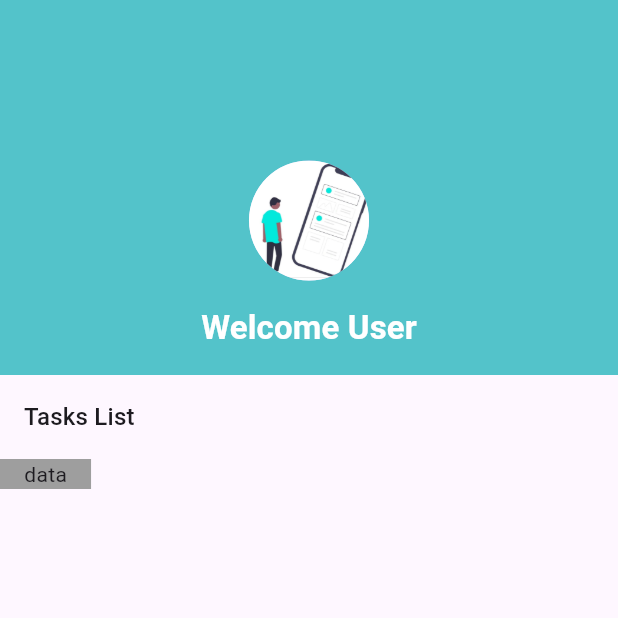
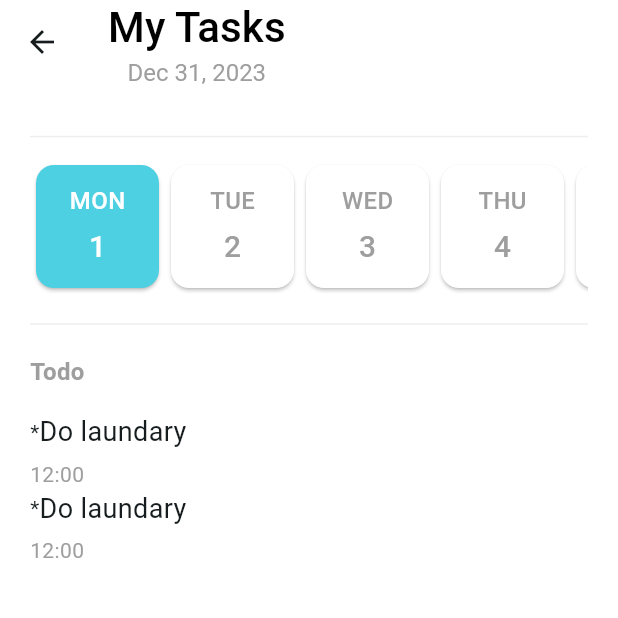
Before and after one commit to myozin-kyaw/flutter, a Flutter app: the screen it shows after launch, after a tap on "Get Started", on a phone screen of 412 x 824 dp, the top half of it. Run offline on Flutter 3.47's test engine with Material 3 defaults, Android fonts, the light colour scheme and no system bars; network calls fail.

Commit message:
ui changes

```diff
--- /dev/null
+++ b/todo_app/lib/global_variables.dart
@@ -0,0 +1,55 @@
+const weekDays = [
+  {
+    "name": "MON",
+    "day": 1,
+    "is_active": true,
+  },
+  {
+    "name": "TUE",
+    "day": 2,
+    "is_active": false,
+  },
+  {
+    "name": "WED",
+    "day": 3,
+    "is_active": false,
+  },
+  {
+    "name": "THU",
+    "day": 4,
+    "is_active": false,
+  },
+  {
+    "name": "FRI",
+    "day": 5,
+    "is_active": false,
+  },
+  {
+    "name": "SAT",
+    "day": 6,
+    "is_active": false,
+  },
+  {
+    "name": "SUN",
+    "day": 7,
+    "is_active": false,
+  },
+];
+
+const todos = [
+  {
+    "name": "Study",
+    "at": "06:00",
+    "priority": "high",
+  },
+  {
+    "name": "Do laundary",
+    "at": "10:00",
+    "priority": "medium",
+  },
+  {
+    "name": "Go to shop",
+    "at": "13:00",
+    "priority": "low",
+  },
+];
--- a/todo_app/lib/main.dart
+++ b/todo_app/lib/main.dart
@@ -15,12 +15,16 @@ class TodoApp extends StatelessWidget {
       theme: ThemeData(
         textTheme: const TextTheme(
           labelLarge: TextStyle(
-            fontSize: 22,
-            fontWeight: FontWeight.bold,
-            color: Colors.white,
+            fontSize: 28,
+            fontWeight: FontWeight.w500,
+            color: Colors.black,
           ),
           titleLarge: TextStyle(
             fontSize: 22,
+            fontWeight: FontWeight.bold,
+          ),
+          titleMedium: TextStyle(
+            fontSize: 18,
             fontWeight: FontWeight.bold,
           ),
           titleSmall: TextStyle(
@@ -31,6 +35,18 @@ class TodoApp extends StatelessWidget {
             fontSize: 16,
           ),
         ),
+        colorScheme: ColorScheme.fromSeed(
+          seedColor: Colors.cyan,
+          primary: Colors.cyan[300],
+        ),
+        checkboxTheme: const CheckboxThemeData(
+          checkColor: MaterialStatePropertyAll(
+            Colors.white,
+          ),
+          fillColor: MaterialStatePropertyAll(
+            Color.fromRGBO(83, 195, 202, 1),
+          ),
+        ),
       ),
       home: const GetStartedPage(),
     );
--- a/todo_app/lib/pages/get_started_page.dart
+++ b/todo_app/lib/pages/get_started_page.dart
@@ -16,9 +16,7 @@ class GetStartedPage extends StatelessWidget {
             mainAxisAlignment: MainAxisAlignment.center,
             children: [
               const Spacer(),
-              Image.asset(
-                'assets/images/todo_get_started.jpeg',
-              ),
+              Image.asset('assets/images/todo_get_started.jpeg'),
               const Spacer(),
               Text(
                 'Gets things done with TODO',
@@ -36,14 +34,14 @@ class GetStartedPage extends StatelessWidget {
                   Navigator.of(context).push(
                     MaterialPageRoute(
                       builder: (context) {
-                        return const ToDoPage();
+                        return const TodoPage();
                       },
                     ),
                   );
                 },
                 style: TextButton.styleFrom(
                   elevation: 4,
-                  backgroundColor: Colors.cyanAccent,
+                  backgroundColor: Theme.of(context).colorScheme.primary,
                   foregroundColor: Colors.white,
                   textStyle: Theme.of(context).textTheme.titleSmall,
                   minimumSize: const Size(double.infinity, 50),
--- a/todo_app/lib/pages/todo_page.dart
+++ b/todo_app/lib/pages/todo_page.dart
@@ -1,58 +1,142 @@
 import 'package:flutter/material.dart';
+import 'package:todo_app/global_variables.dart';
 
-class ToDoPage extends StatelessWidget {
-  const ToDoPage({super.key});
+class TodoPage extends StatelessWidget {
+  const TodoPage({super.key});
 
   @override
   Widget build(BuildContext context) {
     return Scaffold(
-      body: Column(
-        crossAxisAlignment: CrossAxisAlignment.start,
+      appBar: AppBar(
+        backgroundColor: Colors.white,
+        centerTitle: false,
+        title: Column(
           children: [
-          Container(
-            width: double.maxFinite,
-            height: 250,
-            alignment: Alignment.bottomCenter,
-            decoration: const BoxDecoration(
-              color: Color.fromRGBO(83, 195, 202, 1),
+            Text(
+              'My Tasks',
+              style: Theme.of(context).textTheme.labelLarge,
             ),
-            padding: const EdgeInsets.all(16.0),
-            child: Column(
-              mainAxisAlignment: MainAxisAlignment.end,
-              children: [
-                const CircleAvatar(
-                  radius: 40,
-                  backgroundImage:
-                      AssetImage('assets/images/todo_get_started.jpeg'),
+            const Text(
+              'Dec 31, 2023',
+              style: TextStyle(
+                fontSize: 16,
+                fontWeight: FontWeight.normal,
+                color: Colors.grey,
               ),
-                const SizedBox(height: 16.0),
-                Text(
-                  'Welcome User',
-                  style: Theme.of(context).textTheme.labelLarge,
             ),
           ],
         ),
       ),
-          const SizedBox(height: 16.0),
-          Padding(
-            padding: const EdgeInsets.symmetric(horizontal: 16.0),
-            child: Text(
-              'Tasks List',
-              style: Theme.of(context).textTheme.titleMedium,
+      backgroundColor: Colors.white,
+      body: SafeArea(
+        minimum: const EdgeInsets.all(20.0),
+        child: Column(
+          crossAxisAlignment: CrossAxisAlignment.start,
+          children: [
+            Divider(
+              height: 30,
+              thickness: 1,
+              indent: 0,
+              endIndent: 0,
+              color: Colors.grey[200],
+            ),
+            SizedBox(
+              height: 90,
+              child: ListView.builder(
+                itemCount: weekDays.length,
+                scrollDirection: Axis.horizontal,
+                itemBuilder: (context, index) {
+                  return SizedBox(
+                    width: 90,
+                    child: Card(
+                      color: weekDays[index]['is_active'] as bool
+                          ? Theme.of(context).colorScheme.primary
+                          : Colors.white,
+                      elevation: 1,
+                      child: Column(
+                        mainAxisAlignment: MainAxisAlignment.center,
+                        crossAxisAlignment: CrossAxisAlignment.center,
+                        children: [
+                          Text(
+                            weekDays[index]['name'].toString(),
+                            style: TextStyle(
+                              fontSize: 16,
+                              fontWeight: FontWeight.w500,
+                              color: weekDays[index]['is_active'] as bool
+                                  ? Colors.white
+                                  : Colors.grey,
+                            ),
+                          ),
+                          const SizedBox(height: 5.0),
+                          Text(
+                            weekDays[index]['day'].toString(),
+                            style: TextStyle(
+                              fontSize: 20,
+                              fontWeight: FontWeight.w500,
+                              color: weekDays[index]['is_active'] as bool
+                                  ? Colors.white
+                                  : Colors.grey,
+                            ),
+                          )
+                        ],
+                      ),
+                    ),
+                  );
+                },
+              ),
+            ),
+            Divider(
+              height: 40,
+              thickness: 1,
+              indent: 0,
+              endIndent: 0,
+              color: Colors.grey[200],
+            ),
+            const Text(
+              'Todo',
+              style: TextStyle(
+                fontSize: 16,
+                fontWeight: FontWeight.bold,
+                color: Colors.grey,
               ),
             ),
             const SizedBox(height: 16.0),
-          Container(
-            decoration: const BoxDecoration(
-              color: Colors.grey,
-            ),
-            padding: const EdgeInsets.symmetric(horizontal: 16.0),
-            child: const Column(
-              children: [Text('data')],
+            SizedBox(
+              height: 100,
+              child: ListView.builder(
+                itemCount: todos.length,
+                itemBuilder: (context, index) {
+                  return const Column(
+                    crossAxisAlignment: CrossAxisAlignment.start,
+                    mainAxisAlignment: MainAxisAlignment.spaceBetween,
+                    children: [
+                      Row(
+                        children: [
+                          Text('*'),
+                          Text(
+                            'Do laundary',
+                            style: TextStyle(
+                              fontSize: 18,
                             ),
                           ),
                         ],
                       ),
+                      SizedBox(height: 5.0),
+                      Text(
+                        '12:00',
+                        style: TextStyle(
+                          fontSize: 14,
+                          color: Colors.grey,
+                        ),
+                      ),
+                    ],
+                  );
+                },
+              ),
+            ),
+          ],
+        ),
+      ),
     );
   }
 }
--- a/todo_app/pubspec.yaml
+++ b/todo_app/pubspec.yaml
@@ -60,7 +60,7 @@ flutter:
 
   # To add assets to your application, add an assets section, like this:
   assets:
-    - assets/images
+    - assets/images/
 
   # An image asset can refer to one or more resolution-specific "variants", see
   # https://flutter.dev/assets-and-images/#resolution-aware
```
Also changed, not shown: todo_app/assets/images/todo.png (added). Lines whose indentation alone changed are shown as unchanged.
